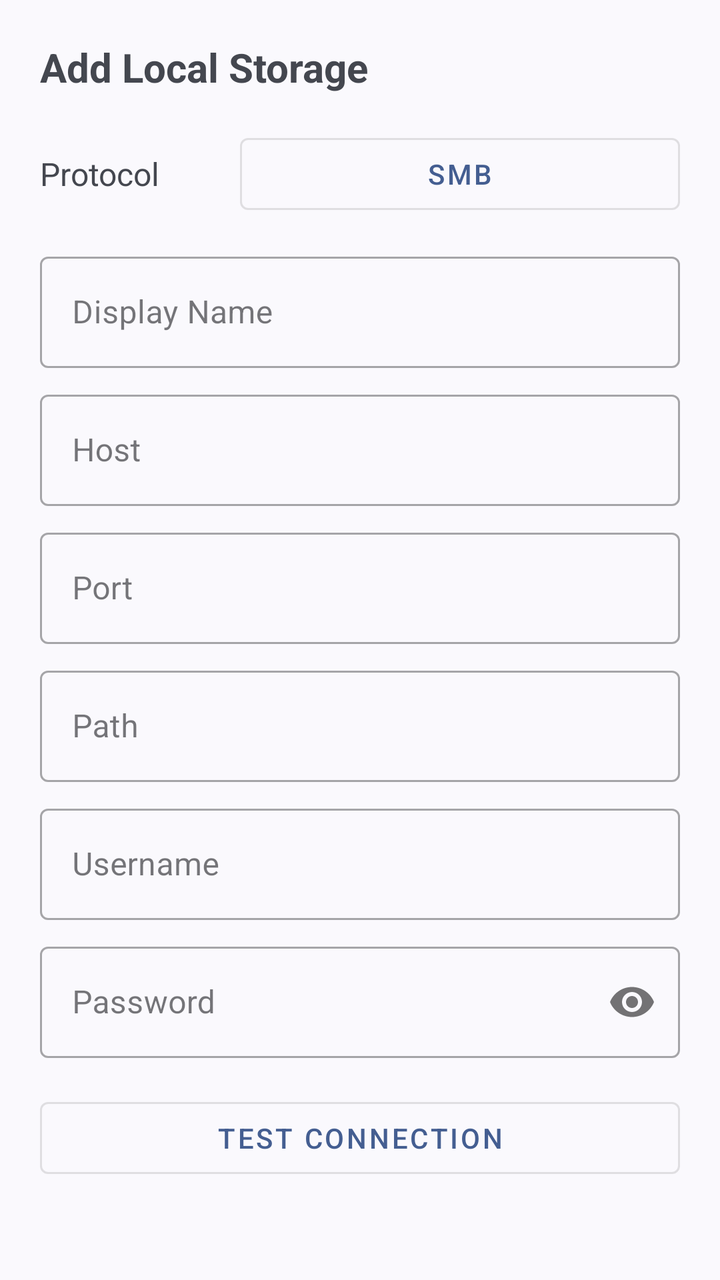
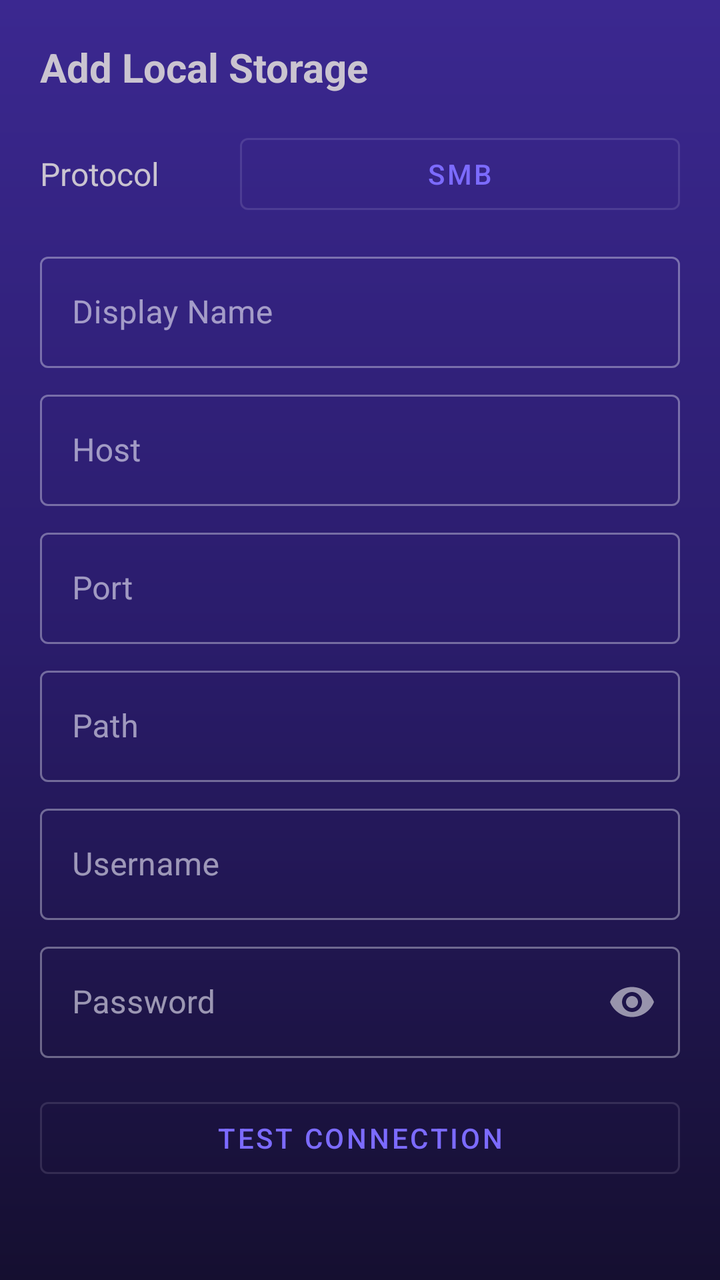

Two renders of the same Android screen: before a commit and after it. Below are the layout's source before the change and the commit's diff.
<!-- AndroidManifest.xml: another module's application theme Theme.App -->
<!-- res/layout/dialog_nas.xml -->
<?xml version="1.0" encoding="utf-8"?>
<ScrollView xmlns:android="http://schemas.android.com/apk/res/android"
    xmlns:app="http://schemas.android.com/apk/res-auto"
    android:layout_width="match_parent"
    android:layout_height="wrap_content"
    android:scrollbars="none">

    <LinearLayout
        android:layout_width="match_parent"
        android:layout_height="wrap_content"
        android:orientation="vertical"
        android:padding="20dp">

        <TextView
            android:id="@+id/title"
            android:layout_width="match_parent"
            android:layout_height="wrap_content"
            android:textSize="20sp"
            android:textStyle="bold"
            android:layout_marginBottom="16dp"
            android:text="@string/nas_title_add" />

        
        <LinearLayout
            android:layout_width="match_parent"
            android:layout_height="wrap_content"
            android:orientation="horizontal"
            android:gravity="center_vertical"
            android:layout_marginBottom="12dp">

            <TextView
                android:layout_width="100dp"
                android:layout_height="wrap_content"
                android:text="@string/nas_type"
                android:textSize="16sp" />

            <Button
                android:id="@+id/protocol"
                android:layout_width="0dp"
                android:layout_weight="1"
                android:layout_height="wrap_content"
                android:text="SMB"
                style="@style/Widget.MaterialComponents.Button.OutlinedButton" />
        </LinearLayout>

        
        <com.google.android.material.textfield.TextInputLayout
            android:layout_width="match_parent"
            android:layout_height="wrap_content"
            android:layout_marginBottom="8dp"
            android:hint="@string/nas_name"
            style="@style/Widget.MaterialComponents.TextInputLayout.OutlinedBox">
            <com.google.android.material.textfield.TextInputEditText
                android:id="@+id/name"
                android:layout_width="match_parent"
                android:layout_height="wrap_content"
                android:inputType="text"
                android:singleLine="true" />
        </com.google.android.material.textfield.TextInputLayout>

        
        <com.google.android.material.textfield.TextInputLayout
            android:layout_width="match_parent"
            android:layout_height="wrap_content"
            android:layout_marginBottom="8dp"
            android:hint="@string/nas_host"
            style="@style/Widget.MaterialComponents.TextInputLayout.OutlinedBox">
            <com.google.android.material.textfield.TextInputEditText
                android:id="@+id/host"
                android:layout_width="match_parent"
                android:layout_height="wrap_content"
                android:inputType="text"
                android:singleLine="true" />
        </com.google.android.material.textfield.TextInputLayout>

        
        <com.google.android.material.textfield.TextInputLayout
            android:layout_width="match_parent"
            android:layout_height="wrap_content"
            android:layout_marginBottom="8dp"
            android:hint="@string/nas_port"
            style="@style/Widget.MaterialComponents.TextInputLayout.OutlinedBox">
            <com.google.android.material.textfield.TextInputEditText
                android:id="@+id/port"
                android:layout_width="match_parent"
                android:layout_height="wrap_content"
                android:inputType="number"
                android:singleLine="true" />
        </com.google.android.material.textfield.TextInputLayout>

        
        <com.google.android.material.textfield.TextInputLayout
            android:layout_width="match_parent"
            android:layout_height="wrap_content"
            android:layout_marginBottom="8dp"
            android:hint="@string/nas_path"
            style="@style/Widget.MaterialComponents.TextInputLayout.OutlinedBox">
            <com.google.android.material.textfield.TextInputEditText
                android:id="@+id/path"
                android:layout_width="match_parent"
                android:layout_height="wrap_content"
                android:inputType="text"
                android:singleLine="true" />
        </com.google.android.material.textfield.TextInputLayout>

        
        <com.google.android.material.textfield.TextInputLayout
            android:layout_width="match_parent"
            android:layout_height="wrap_content"
            android:layout_marginBottom="8dp"
            android:hint="@string/nas_user"
            style="@style/Widget.MaterialComponents.TextInputLayout.OutlinedBox">
            <com.google.android.material.textfield.TextInputEditText
                android:id="@+id/user"
                android:layout_width="match_parent"
                android:layout_height="wrap_content"
                android:inputType="text"
                android:singleLine="true" />
        </com.google.android.material.textfield.TextInputLayout>

        
        <com.google.android.material.textfield.TextInputLayout
            android:layout_width="match_parent"
            android:layout_height="wrap_content"
            android:layout_marginBottom="16dp"
            android:hint="@string/nas_pass"
            app:passwordToggleEnabled="true"
            style="@style/Widget.MaterialComponents.TextInputLayout.OutlinedBox">
            <com.google.android.material.textfield.TextInputEditText
                android:id="@+id/pass"
                android:layout_width="match_parent"
                android:layout_height="wrap_content"
                android:inputType="textPassword"
                android:singleLine="true" />
        </com.google.android.material.textfield.TextInputLayout>

        
        <Button
            android:id="@+id/test"
            android:layout_width="match_parent"
            android:layout_height="wrap_content"
            android:text="@string/sync_test"
            style="@style/Widget.MaterialComponents.Button.OutlinedButton" />

    </LinearLayout>
</ScrollView>
<!-- resources referenced by this layout -->
<resources>
  <string name="nas_host">Host</string>
  <string name="nas_name">Display Name</string>
  <string name="nas_pass">Password</string>
  <string name="nas_path">Path</string>
  <string name="nas_port">Port</string>
  <string name="nas_title_add">Add Local Storage</string>
  <string name="nas_type">Protocol</string>
  <string name="nas_user">Username</string>
  <string name="sync_test">Test Connection</string>
  <style name="Theme.App" parent="Theme.Base" />
  <style name="Theme.Base" parent="Theme.Material3.DynamicColors.DayNight.NoActionBar">
          <item name="android:statusBarColor">@color/transparent</item>
          <item name="android:navigationBarColor">@color/transparent</item>
          <item name="android:windowDrawsSystemBarBackgrounds">true</item>
      </style>
  <color name="transparent">#00000000</color>
</resources>

<!-- the commit's change to res/layout/dialog_nas.xml (unified diff, before → after) -->
@@ -51,7 +51,9 @@
             android:hint="@string/nas_name"
             style="@style/Widget.MaterialComponents.TextInputLayout.OutlinedBox">
             <com.google.android.material.textfield.TextInputEditText
-                android:id="@+id/name"
+                android:text=""
+            android:id="@+id/name"
+            android:importantForAutofill="no"
                 android:layout_width="match_parent"
                 android:layout_height="wrap_content"
                 android:inputType="text"
@@ -66,7 +68,9 @@
             android:hint="@string/nas_host"
             style="@style/Widget.MaterialComponents.TextInputLayout.OutlinedBox">
             <com.google.android.material.textfield.TextInputEditText
-                android:id="@+id/host"
+                android:text=""
+            android:id="@+id/host"
+            android:importantForAutofill="no"
                 android:layout_width="match_parent"
                 android:layout_height="wrap_content"
                 android:inputType="text"
@@ -81,7 +85,9 @@
             android:hint="@string/nas_port"
             style="@style/Widget.MaterialComponents.TextInputLayout.OutlinedBox">
             <com.google.android.material.textfield.TextInputEditText
-                android:id="@+id/port"
+                android:text=""
+            android:id="@+id/port"
+            android:importantForAutofill="no"
                 android:layout_width="match_parent"
                 android:layout_height="wrap_content"
                 android:inputType="number"
@@ -96,7 +102,9 @@
             android:hint="@string/nas_path"
             style="@style/Widget.MaterialComponents.TextInputLayout.OutlinedBox">
             <com.google.android.material.textfield.TextInputEditText
-                android:id="@+id/path"
+                android:text=""
+            android:id="@+id/path"
+            android:importantForAutofill="no"
                 android:layout_width="match_parent"
                 android:layout_height="wrap_content"
                 android:inputType="text"
@@ -111,7 +119,9 @@
             android:hint="@string/nas_user"
             style="@style/Widget.MaterialComponents.TextInputLayout.OutlinedBox">
             <com.google.android.material.textfield.TextInputEditText
-                android:id="@+id/user"
+                android:text=""
+            android:id="@+id/user"
+            android:importantForAutofill="no"
                 android:layout_width="match_parent"
                 android:layout_height="wrap_content"
                 android:inputType="text"
@@ -127,7 +137,9 @@
             app:passwordToggleEnabled="true"
             style="@style/Widget.MaterialComponents.TextInputLayout.OutlinedBox">
             <com.google.android.material.textfield.TextInputEditText
-                android:id="@+id/pass"
+                android:text=""
+            android:id="@+id/pass"
+            android:importantForAutofill="no"
                 android:layout_width="match_parent"
                 android:layout_height="wrap_content"
                 android:inputType="textPassword"
<!-- resource entries referenced after the edit -->
@@ -10,11 +10,50 @@
   <string name="nas_user">Username</string>
   <string name="sync_test">Test Connection</string>
   <style name="Theme.App" parent="Theme.Base" />
-  <style name="Theme.Base" parent="Theme.Material3.DynamicColors.DayNight.NoActionBar">
+  <style name="Theme.Base" parent="Theme.Material3.Dark.NoActionBar">
+          
+          <item name="colorPrimary">@color/nf_accent</item>
+          <item name="colorOnPrimary">@color/nf_on_focus</item>
+          <item name="colorSecondary">@color/nf_activated</item>
+          
+          <item name="android:windowBackground">@drawable/bg_page</item>
+          
+          <item name="colorSurface">@color/nf_surface</item>
+          <item name="colorSurfaceContainerLowest">#171233</item>
+          <item name="colorSurfaceContainerLow">#1F1947</item>
+          <item name="colorSurfaceContainer">#262057</item>
+          <item name="colorSurfaceContainerHigh">@color/nf_surface</item>
+          <item name="colorSurfaceContainerHighest">@color/nf_card</item>
+          <item name="colorSurfaceVariant">@color/nf_card</item>
+          <item name="colorOnSurface">@color/nf_text</item>
+          <item name="colorOnSurfaceVariant">@color/nf_text_2</item>
+          <item name="colorOutline">@color/nf_card_btn</item>
+          <item name="colorOutlineVariant">@color/nf_card_btn</item>
+          
           <item name="android:statusBarColor">@color/transparent</item>
           <item name="android:navigationBarColor">@color/transparent</item>
           <item name="android:windowDrawsSystemBarBackgrounds">true</item>
       </style>
+  <color name="nf_accent">#7C6BFF</color>
+  <color name="nf_on_focus">#0B1520</color>
+  <color name="nf_activated">#9A8BFF</color>
+  <!-- drawable bg_page (drawable) -->
+  <?xml version="1.0" encoding="utf-8"?>
+  <shape xmlns:android="http://schemas.android.com/apk/res/android"
+      android:shape="rectangle">
+      <gradient
+          android:angle="270"
+          android:centerColor="#2A1C6B"
+          android:centerY="0.5"
+          android:endColor="#150F30"
+          android:startColor="#3B2890"
+          android:type="linear" />
+  </shape>
+  <color name="nf_surface">#2E2566</color>
+  <color name="nf_card">#3D3088</color>
+  <color name="nf_text">#F0EEFA</color>
+  <color name="nf_text_2">#A9A4C9</color>
+  <color name="nf_card_btn">#4A3D9E</color>
   <color name="transparent">#00000000</color>
 </resources>
 
